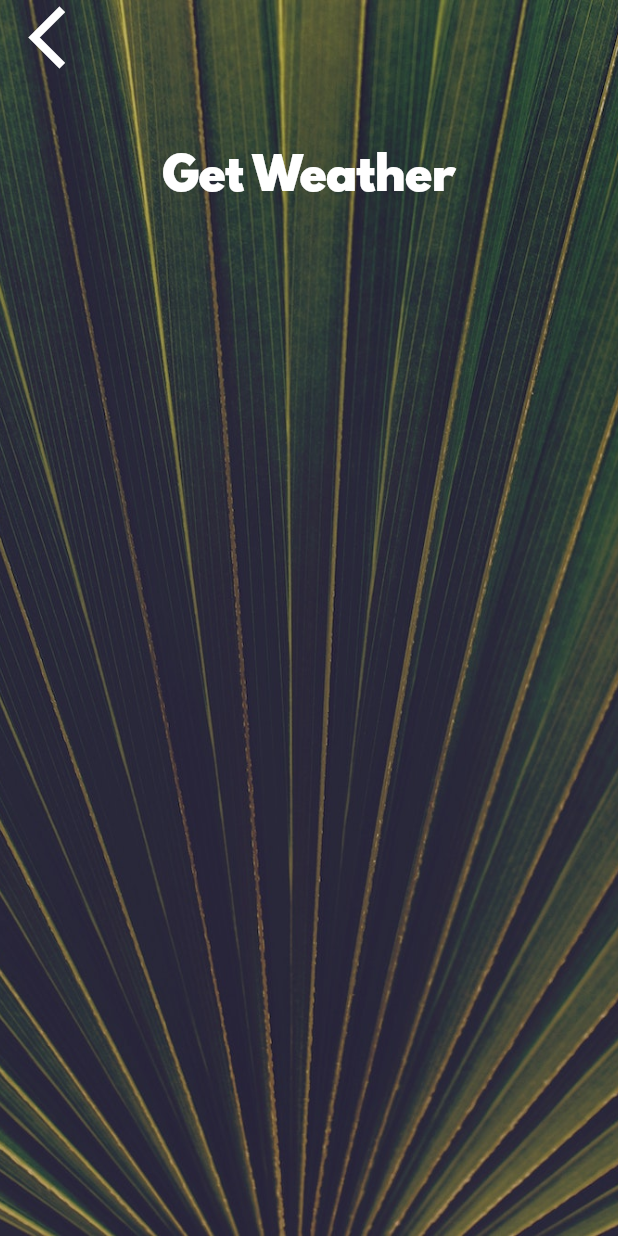
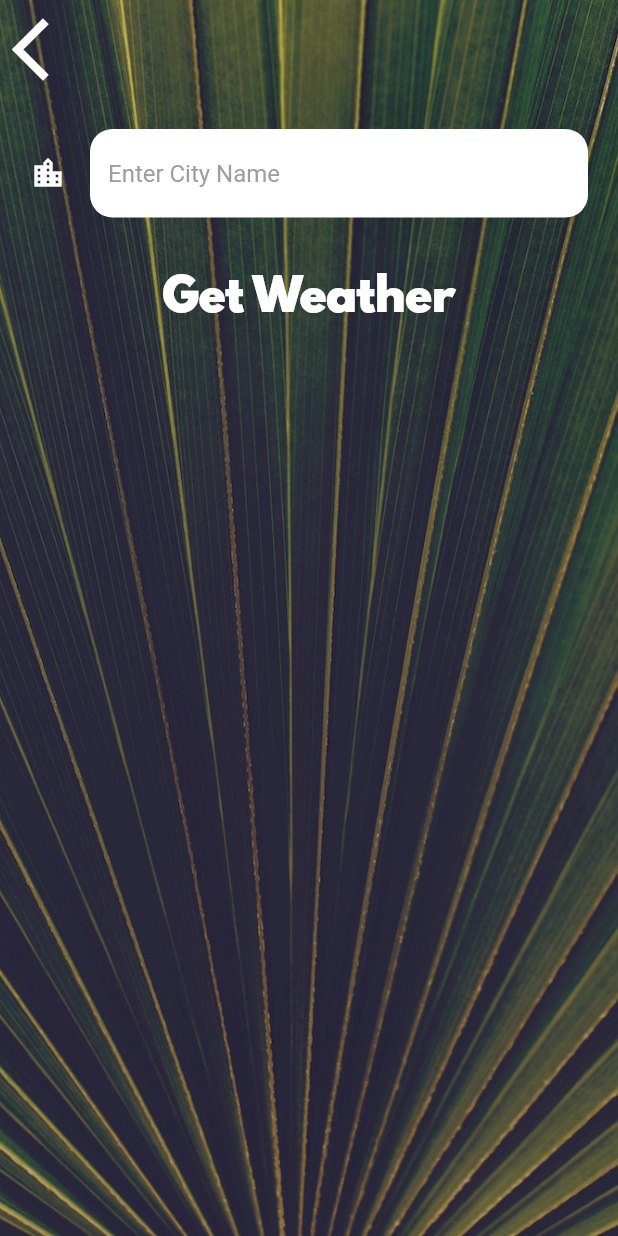
Before and after one commit to AliE99/weather-forecast, a Flutter app: the CityScreen screen opened directly, on a phone screen of 412 x 824 dp. Run offline on Flutter 3.47's test engine with Material 2 defaults, Android fonts, the phone set to English and light mode, and no system bars; our stand-ins replace flutter_spinkit, geolocator; network calls fail.

Commit message:
Feature/TextField is inserted to the CityScreen

```diff
--- a/lib/screens/city_screen.dart
+++ b/lib/screens/city_screen.dart
@@ -23,19 +23,33 @@ class _CityScreenState extends State<CityScreen> {
             children: <Widget>[
               Align(
                 alignment: Alignment.topLeft,
-                child: FlatButton(
-                  onPressed: () {},
+                child: TextButton(
+                  onPressed: () {
+                    Navigator.pop(context);
+                  },
                   child: Icon(
                     Icons.arrow_back_ios,
+                    color: Colors.white,
                     size: 50.0,
                   ),
                 ),
               ),
               Container(
                 padding: EdgeInsets.all(20.0),
-                child: null,
+                child: TextField(
+                  style: TextStyle(
+                    color: Colors.black,
+                  ),
+                  decoration: kTextFieldInputDecoration,
+                  onChanged: (value) {
+                    print(value);
+                  },
+                ),
               ),
-              FlatButton(
+              TextButton(
+                style: ButtonStyle(
+                  foregroundColor: MaterialStateProperty.all(Colors.white),
+                ),
                 onPressed: () {},
                 child: Text(
                   'Get Weather',
--- a/lib/utilities/constants.dart
+++ b/lib/utilities/constants.dart
@@ -18,3 +18,20 @@ const kButtonTextStyle = TextStyle(
 const kConditionTextStyle = TextStyle(
   fontSize: 100.0,
 );
+
+const kTextFieldInputDecoration = InputDecoration(
+  filled: true,
+  fillColor: Colors.white,
+  icon: Icon(
+    Icons.location_city,
+    color: Colors.white,
+  ),
+  hintText: 'Enter City Name',
+  hintStyle: TextStyle(color: Colors.grey),
+  border: OutlineInputBorder(
+    borderRadius: BorderRadius.all(
+      Radius.circular(15.0),
+    ),
+    borderSide: BorderSide.none,
+  ),
+);
```
Also changed, not shown: lib/screens/location_screen.dart (+9 -1 lines).
